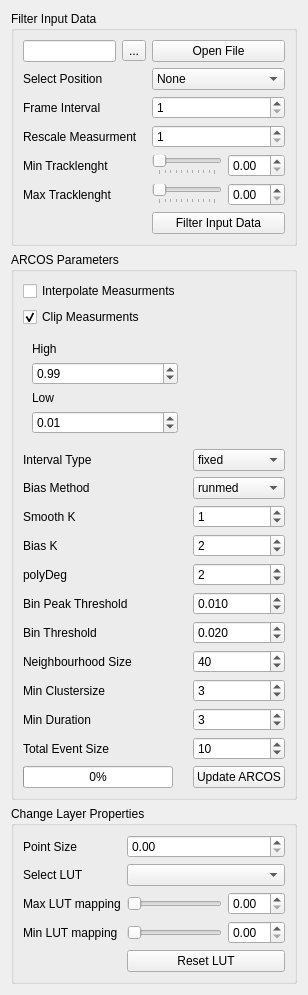
Before: the Qt Designer form src/arcos_gui/_ui/ARCOS_widget.ui in bgraedel/arcos-gui, drawn with Qt 5.
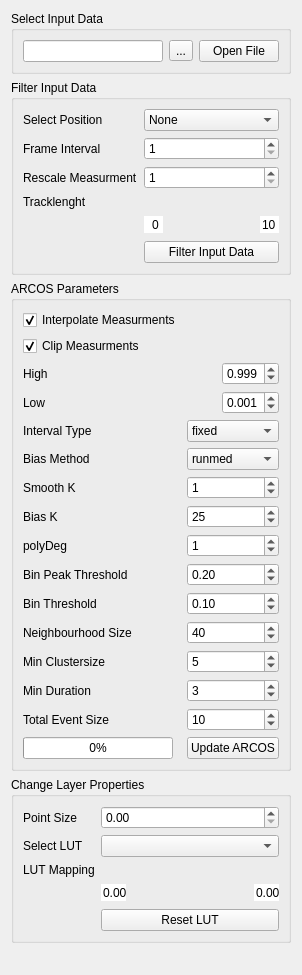
After: the same form once the commit is applied.

```diff
--- a/src/arcos_gui/_ui/ARCOS_widget.ui
+++ b/src/arcos_gui/_ui/ARCOS_widget.ui
@@ -6,38 +6,24 @@
    <rect>
     <x>0</x>
     <y>0</y>
-    <width>281</width>
+    <width>293</width>
     <height>975</height>
    </rect>
   </property>
   <layout class="QGridLayout" name="gridLayout_9">
-   <item row="0" column="0">
+   <item row="1" column="0">
     <widget class="QGroupBox" name="filter_groupBox">
      <property name="title">
       <string>Filter Input Data</string>
      </property>
      <layout class="QGridLayout" name="gridLayout_2">
-      <item row="0" column="2">
-       <widget class="QPushButton" name="open_file_button">
-        <property name="text">
-         <string>Open File</string>
+      <item row="2" column="2">
+       <widget class="QSpinBox" name="frame_interval">
+        <property name="minimum">
+         <number>1</number>
         </property>
-        <property name="default">
-         <bool>false</bool>
-        </property>
-       </widget>
-      </item>
-      <item row="2" column="0">
-       <widget class="QLabel" name="frame_interval_label">
-        <property name="text">
-         <string>Frame Interval</string>
-        </property>
-       </widget>
-      </item>
-      <item row="3" column="0">
-       <widget class="QLabel" name="rescale_meas_label">
-        <property name="text">
-         <string>Rescale Measurment</string>
+        <property name="maximum">
+         <number>1000</number>
         </property>
        </widget>
       </item>
@@ -50,104 +36,125 @@
         </item>
        </widget>
       </item>
-      <item row="10" column="2">
+      <item row="3" column="0">
+       <widget class="QLabel" name="rescale_meas_label">
+        <property name="text">
+         <string>Rescale Measurment</string>
+        </property>
+       </widget>
+      </item>
+      <item row="2" column="0">
+       <widget class="QLabel" name="frame_interval_label">
+        <property name="text">
+         <string>Frame Interval</string>
+        </property>
+       </widget>
+      </item>
+      <item row="5" column="2">
+       <layout class="QHBoxLayout" name="horizontalLayout_tracklength"/>
+      </item>
+      <item row="1" column="0">
+       <widget class="QLabel" name="position_label">
+        <property name="text">
+         <string>Select Position</string>
+        </property>
+       </widget>
+      </item>
+      <item row="9" column="2">
        <widget class="QPushButton" name="filter_input_data">
         <property name="text">
          <string>Filter Input Data</string>
         </property>
        </widget>
       </item>
-      <item row="3" column="2">
-       <widget class="QSpinBox" name="rescale_measurment">
-        <property name="minimum">
-         <number>1</number>
-        </property>
-        <property name="maximum">
-         <number>1000</number>
-        </property>
-       </widget>
-      </item>
-      <item row="2" column="2">
-       <widget class="QSpinBox" name="frame_interval">
-        <property name="minimum">
-         <number>1</number>
-        </property>
-        <property name="maximum">
-         <number>1000</number>
-        </property>
-       </widget>
-      </item>
       <item row="5" column="0">
        <widget class="QLabel" name="min_tracklength_label">
         <property name="text">
-         <string>Min Tracklenght</string>
+         <string>Tracklenght</string>
         </property>
        </widget>
       </item>
-      <item row="1" column="0">
-       <widget class="QLabel" name="position_label">
-        <property name="text">
-         <string>Select Position</string>
+      <item row="3" column="2">
+       <widget class="QSpinBox" name="rescale_measurment">
+        <property name="minimum">
+         <number>1</number>
         </property>
-       </widget>
-      </item>
-      <item row="7" column="0">
-       <widget class="QLabel" name="max_tracklength_label">
-        <property name="text">
-         <string>Max Tracklenght</string>
+        <property name="maximum">
+         <number>1000</number>
         </property>
        </widget>
       </item>
-      <item row="7" column="2">
-       <layout class="QHBoxLayout" name="horizontalLayout_3">
-        <item>
-         <widget class="QSlider" name="max_tracklength">
-          <property name="orientation">
-           <enum>Qt::Horizontal</enum>
-          </property>
-          <property name="tickPosition">
-           <enum>QSlider::TicksBelow</enum>
-          </property>
-         </widget>
-        </item>
-        <item>
-         <widget class="QDoubleSpinBox" name="max_tracklength_spinbox"/>
-        </item>
-       </layout>
-      </item>
-      <item row="5" column="2">
+      <item row="6" column="2">
        <layout class="QHBoxLayout" name="horizontalLayout">
         <item>
-         <widget class="QSlider" name="min_tracklength">
-          <property name="orientation">
-           <enum>Qt::Horizontal</enum>
+         <widget class="QSpinBox" name="min_tracklength_spinbox">
+          <property name="sizePolicy">
+           <sizepolicy hsizetype="Fixed" vsizetype="Fixed">
+            <horstretch>0</horstretch>
+            <verstretch>0</verstretch>
+           </sizepolicy>
           </property>
-          <property name="tickPosition">
-           <enum>QSlider::TicksBelow</enum>
+          <property name="maximumSize">
+           <size>
+            <width>25</width>
+            <height>16777215</height>
+           </size>
           </property>
-         </widget>
-        </item>
-        <item>
-         <widget class="QDoubleSpinBox" name="min_tracklenght_spinbox">
           <property name="focusPolicy">
            <enum>Qt::WheelFocus</enum>
           </property>
           <property name="contextMenuPolicy">
            <enum>Qt::NoContextMenu</enum>
           </property>
+          <property name="frame">
+           <bool>false</bool>
+          </property>
+          <property name="alignment">
+           <set>Qt::AlignRight|Qt::AlignTrailing|Qt::AlignVCenter</set>
+          </property>
+          <property name="buttonSymbols">
+           <enum>QAbstractSpinBox::NoButtons</enum>
+          </property>
          </widget>
         </item>
-       </layout>
-      </item>
-      <item row="0" column="0">
-       <layout class="QHBoxLayout" name="horizontalLayout_7">
         <item>
-         <widget class="QLineEdit" name="file_LineEdit"/>
+         <spacer name="horizontalSpacer_2">
+          <property name="orientation">
+           <enum>Qt::Horizontal</enum>
+          </property>
+          <property name="sizeHint" stdset="0">
+           <size>
+            <width>40</width>
+            <height>20</height>
+           </size>
+          </property>
+         </spacer>
         </item>
         <item>
-         <widget class="QToolButton" name="browse_file">
-          <property name="text">
-           <string>...</string>
+         <widget class="QSpinBox" name="max_tracklength_spinbox">
+          <property name="sizePolicy">
+           <sizepolicy hsizetype="Fixed" vsizetype="Fixed">
+            <horstretch>0</horstretch>
+            <verstretch>0</verstretch>
+           </sizepolicy>
+          </property>
+          <property name="maximumSize">
+           <size>
+            <width>25</width>
+            <height>16777215</height>
+           </size>
+          </property>
+          <property name="frame">
+           <bool>false</bool>
+          </property>
+          <property name="alignment">
+           <set>Qt::AlignRight|Qt::AlignTrailing|Qt::AlignVCenter</set>
+          </property>
+          <property name="buttonSymbols">
+           <enum>QAbstractSpinBox::NoButtons</enum>
+          </property>
+          <property name="value">
+           <number>10</number>
           </property>
          </widget>
         </item>
@@ -156,7 +163,7 @@
      </layout>
     </widget>
    </item>
-   <item row="6" column="0">
+   <item row="7" column="0">
     <spacer name="verticalSpacer">
      <property name="orientation">
       <enum>Qt::Vertical</enum>
@@ -169,7 +176,162 @@
      </property>
     </spacer>
    </item>
-   <item row="3" column="0">
+   <item row="0" column="0">
+    <widget class="QGroupBox" name="groupBox">
+     <property name="title">
+      <string>Select Input Data</string>
+     </property>
+     <layout class="QGridLayout" name="gridLayout">
+      <item row="0" column="0">
+       <layout class="QHBoxLayout" name="horizontalLayout_7">
+        <item>
+         <widget class="QLineEdit" name="file_LineEdit"/>
+        </item>
+        <item>
+         <widget class="QToolButton" name="browse_file">
+          <property name="text">
+           <string>...</string>
+          </property>
+          <property name="checkable">
+           <bool>false</bool>
+          </property>
+          <property name="toolButtonStyle">
+           <enum>Qt::ToolButtonFollowStyle</enum>
+          </property>
+          <property name="autoRaise">
+           <bool>false</bool>
+          </property>
+         </widget>
+        </item>
+       </layout>
+      </item>
+      <item row="0" column="1">
+       <widget class="QPushButton" name="open_file_button">
+        <property name="text">
+         <string>Open File</string>
+        </property>
+        <property name="default">
+         <bool>false</bool>
+        </property>
+       </widget>
+      </item>
+     </layout>
+    </widget>
+   </item>
+   <item row="6" column="0">
+    <widget class="QGroupBox" name="layer_properties">
+     <property name="title">
+      <string>Change Layer Properties</string>
+     </property>
+     <layout class="QGridLayout" name="gridLayout_4">
+      <item row="0" column="1">
+       <widget class="QDoubleSpinBox" name="point_size"/>
+      </item>
+      <item row="2" column="0">
+       <widget class="QLabel" name="select_lut_label">
+        <property name="text">
+         <string>Select LUT</string>
+        </property>
+       </widget>
+      </item>
+      <item row="3" column="1">
+       <layout class="QHBoxLayout" name="horizontalLayout_lut"/>
+      </item>
+      <item row="0" column="0">
+       <widget class="QLabel" name="point_size_label">
+        <property name="text">
+         <string>Point Size</string>
+        </property>
+       </widget>
+      </item>
+      <item row="3" column="0">
+       <widget class="QLabel" name="max_lut_mapping_label">
+        <property name="text">
+         <string>LUT Mapping</string>
+        </property>
+       </widget>
+      </item>
+      <item row="8" column="1">
+       <widget class="QPushButton" name="reset_lut">
+        <property name="text">
+         <string>Reset LUT</string>
+        </property>
+       </widget>
+      </item>
+      <item row="2" column="1">
+       <widget class="QComboBox" name="LUT"/>
+      </item>
+      <item row="4" column="1">
+       <layout class="QGridLayout" name="gridLayout_5">
+        <item row="0" column="0">
+         <widget class="QDoubleSpinBox" name="min_lut_spinbox">
+          <property name="sizePolicy">
+           <sizepolicy hsizetype="Fixed" vsizetype="Fixed">
+            <horstretch>0</horstretch>
+            <verstretch>0</verstretch>
+           </sizepolicy>
+          </property>
+          <property name="maximumSize">
+           <size>
+            <width>25</width>
+            <height>16777215</height>
+           </size>
+          </property>
+          <property name="frame">
+           <bool>false</bool>
+          </property>
+          <property name="alignment">
+           <set>Qt::AlignLeading|Qt::AlignLeft|Qt::AlignVCenter</set>
+          </property>
+          <property name="buttonSymbols">
+           <enum>QAbstractSpinBox::NoButtons</enum>
+          </property>
+         </widget>
+        </item>
+        <item row="0" column="2">
+         <widget class="QDoubleSpinBox" name="max_lut_spinbox">
+          <property name="sizePolicy">
+           <sizepolicy hsizetype="Fixed" vsizetype="Fixed">
+            <horstretch>0</horstretch>
+            <verstretch>0</verstretch>
+           </sizepolicy>
+          </property>
+          <property name="maximumSize">
+           <size>
+            <width>25</width>
+            <height>16777215</height>
+           </size>
+          </property>
+          <property name="frame">
+           <bool>false</bool>
+          </property>
+          <property name="alignment">
+           <set>Qt::AlignRight|Qt::AlignTrailing|Qt::AlignVCenter</set>
+          </property>
+          <property name="buttonSymbols">
+           <enum>QAbstractSpinBox::NoButtons</enum>
+          </property>
+         </widget>
+        </item>
+        <item row="0" column="1">
+         <spacer name="horizontalSpacer">
+          <property name="orientation">
+           <enum>Qt::Horizontal</enum>
+          </property>
+          <property name="sizeHint" stdset="0">
+           <size>
+            <width>40</width>
+            <height>20</height>
+           </size>
+          </property>
+         </spacer>
+        </item>
+       </layout>
+      </item>
+     </layout>
+    </widget>
+   </item>
+   <item row="4" column="0">
     <widget class="QGroupBox" name="arcos_group">
      <property name="mouseTracking">
       <bool>false</bool>
@@ -178,10 +340,20 @@
       <string>ARCOS Parameters</string>
      </property>
      <layout class="QGridLayout" name="gridLayout_3">
-      <item row="7" column="2">
-       <widget class="QSpinBox" name="polyDeg">
+      <item row="13" column="1">
+       <widget class="QSpinBox" name="total_event_size">
         <property name="value">
-         <number>2</number>
+         <number>10</number>
+        </property>
+       </widget>
+      </item>
+      <item row="12" column="1">
+       <widget class="QSpinBox" name="min_dur">
+        <property name="maximum">
+         <number>1000</number>
+        </property>
+        <property name="value">
+         <number>3</number>
         </property>
        </widget>
       </item>
@@ -192,6 +364,78 @@
         </property>
        </widget>
       </item>
+      <item row="8" column="1">
+       <widget class="QDoubleSpinBox" name="bin_peak_threshold">
+        <property name="decimals">
+         <number>2</number>
+        </property>
+        <property name="maximum">
+         <double>10000.000000000000000</double>
+        </property>
+        <property name="singleStep">
+         <double>0.200000000000000</double>
+        </property>
+        <property name="value">
+         <double>0.200000000000000</double>
+        </property>
+       </widget>
+      </item>
+      <item row="9" column="1">
+       <widget class="QDoubleSpinBox" name="bin_threshold">
+        <property name="decimals">
+         <number>2</number>
+        </property>
+        <property name="maximum">
+         <double>10000.000000000000000</double>
+        </property>
+        <property name="singleStep">
+         <double>0.100000000000000</double>
+        </property>
+        <property name="value">
+         <double>0.100000000000000</double>
+        </property>
+       </widget>
+      </item>
+      <item row="15" column="1">
+       <widget class="QPushButton" name="update_arcos">
+        <property name="text">
+         <string>Update ARCOS</string>
+        </property>
+       </widget>
+      </item>
+      <item row="0" column="0">
+       <widget class="QCheckBox" name="interpolate_meas">
+        <property name="text">
+         <string>Interpolate Measurments</string>
+        </property>
+        <property name="checked">
+         <bool>true</bool>
+        </property>
+       </widget>
+      </item>
+      <item row="11" column="1">
+       <widget class="QSpinBox" name="min_clustersize">
+        <property name="maximum">
+         <number>1000</number>
+        </property>
+        <property name="value">
+         <number>5</number>
+        </property>
+       </widget>
+      </item>
+      <item row="7" column="1">
+       <widget class="QSpinBox" name="polyDeg">
+        <property name="maximum">
+         <number>1000</number>
+        </property>
+        <property name="value">
+         <number>1</number>
+        </property>
+        <property name="displayIntegerBase">
+         <number>10</number>
+        </property>
+       </widget>
+      </item>
       <item row="15" column="0">
        <widget class="QProgressBar" name="Progress">
         <property name="sizePolicy">
@@ -217,100 +461,33 @@
         </property>
        </widget>
       </item>
-      <item row="15" column="2">
-       <widget class="QPushButton" name="update_arcos">
-        <property name="text">
-         <string>Update ARCOS</string>
-        </property>
+      <item row="4" column="1">
+       <widget class="QComboBox" name="bias_method">
+        <item>
+         <property name="text">
+          <string>runmed</string>
+         </property>
+        </item>
+        <item>
+         <property name="text">
+          <string>lm</string>
+         </property>
+        </item>
+        <item>
+         <property name="text">
+          <string>none</string>
+         </property>
+        </item>
        </widget>
       </item>
-      <item row="5" column="0">
-       <widget class="QLabel" name="smooth_k_label">
+      <item row="12" column="0">
+       <widget class="QLabel" name="min_dur_label">
         <property name="text">
-         <string>Smooth K</string>
+         <string>Min Duration</string>
         </property>
        </widget>
       </item>
-      <item row="10" column="0">
-       <widget class="QLabel" name="neighbourhood_label">
-        <property name="text">
-         <string>Neighbourhood Size</string>
-        </property>
-       </widget>
-      </item>
-      <item row="2" column="0" colspan="2">
-       <widget class="QFrame" name="clip_frame">
-        <property name="frameShape">
-         <enum>QFrame::NoFrame</enum>
-        </property>
-        <property name="frameShadow">
-         <enum>QFrame::Raised</enum>
-        </property>
-        <layout class="QVBoxLayout" name="verticalLayout">
-         <item>
-          <widget class="QLabel" name="clip_high_label">
-           <property name="text">
-            <string>High</string>
-           </property>
-          </widget>
-         </item>
-         <item>
-          <widget class="QDoubleSpinBox" name="clip_high">
-           <property name="maximum">
-            <double>1.000000000000000</double>
-           </property>
-           <property name="singleStep">
-            <double>0.010000000000000</double>
-           </property>
-           <property name="value">
-            <double>0.990000000000000</double>
-           </property>
-          </widget>
-         </item>
-         <item>
-          <widget class="QLabel" name="clip_low_label">
-           <property name="text">
-            <string>Low</string>
-           </property>
-          </widget>
-         </item>
-         <item>
-          <widget class="QDoubleSpinBox" name="clip_low">
-           <property name="maximum">
-            <double>1.000000000000000</double>
-           </property>
-           <property name="singleStep">
-            <double>0.010000000000000</double>
-           </property>
-           <property name="value">
-            <double>0.010000000000000</double>
-           </property>
-          </widget>
-         </item>
-        </layout>
-       </widget>
-      </item>
-      <item row="8" column="2">
-       <widget class="QDoubleSpinBox" name="bin_peak_threshold">
-        <property name="decimals">
-         <number>3</number>
-        </property>
-        <property name="singleStep">
-         <double>0.100000000000000</double>
-        </property>
-        <property name="value">
-         <double>0.010000000000000</double>
-        </property>
-       </widget>
-      </item>
-      <item row="12" column="2">
-       <widget class="QSpinBox" name="min_dur">
-        <property name="value">
-         <number>3</number>
-        </property>
-       </widget>
-      </item>
-      <item row="5" column="2">
+      <item row="5" column="1">
        <widget class="QSpinBox" name="smooth_k">
         <property name="sizePolicy">
          <sizepolicy hsizetype="Preferred" vsizetype="Fixed">
@@ -336,7 +513,14 @@
         </property>
        </widget>
       </item>
-      <item row="3" column="2">
+      <item row="13" column="0">
+       <widget class="QLabel" name="tot_size_label">
+        <property name="text">
+         <string>Total Event Size</string>
+        </property>
+       </widget>
+      </item>
+      <item row="3" column="1">
        <widget class="QComboBox" name="interval_type">
         <property name="sizePolicy">
          <sizepolicy hsizetype="Preferred" vsizetype="Fixed">
@@ -371,24 +555,20 @@
         </item>
        </widget>
       </item>
-      <item row="12" column="0">
-       <widget class="QLabel" name="min_dur_label">
-        <property name="text">
-         <string>Min Duration</string>
+      <item row="10" column="1">
+       <widget class="QSpinBox" name="neighbourhood_size">
+        <property name="maximum">
+         <number>10000</number>
         </property>
-       </widget>
-      </item>
-      <item row="11" column="2">
-       <widget class="QSpinBox" name="min_clustersize">
         <property name="value">
-         <number>3</number>
+         <number>40</number>
         </property>
        </widget>
       </item>
-      <item row="0" column="0">
-       <widget class="QCheckBox" name="interpolate_meas">
+      <item row="10" column="0">
+       <widget class="QLabel" name="neighbourhood_label">
         <property name="text">
-         <string>Interpolate Measurments</string>
+         <string>Neighbourhood Size</string>
         </property>
        </widget>
       </item>
@@ -399,40 +579,6 @@
         </property>
        </widget>
       </item>
-      <item row="13" column="2">
-       <widget class="QSpinBox" name="total_event_size">
-        <property name="value">
-         <number>10</number>
-        </property>
-       </widget>
-      </item>
-      <item row="13" column="0">
-       <widget class="QLabel" name="tot_size_label">
-        <property name="text">
-         <string>Total Event Size</string>
-        </property>
-       </widget>
-      </item>
-      <item row="4" column="0">
-       <widget class="QLabel" name="bias_method_label">
-        <property name="text">
-         <string>Bias Method</string>
-        </property>
-       </widget>
-      </item>
-      <item row="9" column="2">
-       <widget class="QDoubleSpinBox" name="bin_threshold">
-        <property name="decimals">
-         <number>3</number>
-        </property>
-        <property name="singleStep">
-         <double>0.100000000000000</double>
-        </property>
-        <property name="value">
-         <double>0.020000000000000</double>
-        </property>
-       </widget>
-      </item>
       <item row="7" column="0">
        <widget class="QLabel" name="polyDeg_label">
         <property name="text">
@@ -440,30 +586,37 @@
         </property>
        </widget>
       </item>
-      <item row="10" column="2">
-       <widget class="QSpinBox" name="neighbourhood_size">
+      <item row="6" column="1">
+       <widget class="QSpinBox" name="bias_k">
+        <property name="maximum">
+         <number>1000</number>
+        </property>
         <property name="value">
-         <number>40</number>
+         <number>25</number>
         </property>
+        <property name="displayIntegerBase">
+         <number>10</number>
+        </property>
        </widget>
       </item>
-      <item row="4" column="2">
-       <widget class="QComboBox" name="bias_method">
-        <item>
-         <property name="text">
-          <string>runmed</string>
-         </property>
-        </item>
-        <item>
-         <property name="text">
-          <string>lm</string>
-         </property>
-        </item>
-        <item>
-         <property name="text">
-          <string>none</string>
-         </property>
-        </item>
+      <item row="4" column="0">
+       <widget class="QLabel" name="bias_method_label">
+        <property name="text">
+         <string>Bias Method</string>
+        </property>
+       </widget>
+      </item>
+      <item row="1" column="0">
+       <widget class="QCheckBox" name="clip_meas">
+        <property name="enabled">
+         <bool>true</bool>
+        </property>
+        <property name="text">
+         <string>Clip Measurments</string>
+        </property>
+        <property name="checked">
+         <bool>true</bool>
+        </property>
        </widget>
       </item>
       <item row="3" column="0">
@@ -473,13 +626,10 @@
         </property>
        </widget>
       </item>
-      <item row="6" column="2">
-       <widget class="QSpinBox" name="bias_k">
-        <property name="value">
-         <number>2</number>
-        </property>
-        <property name="displayIntegerBase">
-         <number>10</number>
+      <item row="5" column="0">
+       <widget class="QLabel" name="smooth_k_label">
+        <property name="text">
+         <string>Smooth K</string>
         </property>
        </widget>
       </item>
@@ -490,100 +640,97 @@
         </property>
        </widget>
       </item>
-      <item row="1" column="0">
-       <widget class="QCheckBox" name="clip_meas">
-        <property name="enabled">
-         <bool>true</bool>
+      <item row="2" column="0" colspan="2">
+       <widget class="QFrame" name="clip_frame">
+        <property name="frameShape">
+         <enum>QFrame::NoFrame</enum>
         </property>
-        <property name="text">
-         <string>Clip Measurments</string>
+        <property name="frameShadow">
+         <enum>QFrame::Raised</enum>
         </property>
-        <property name="checked">
-         <bool>true</bool>
-        </property>
+        <layout class="QGridLayout" name="gridLayout_6">
+         <property name="leftMargin">
+          <number>0</number>
+         </property>
+         <property name="topMargin">
+          <number>0</number>
+         </property>
+         <property name="rightMargin">
+          <number>0</number>
+         </property>
+         <property name="bottomMargin">
+          <number>0</number>
+         </property>
+         <item row="1" column="0">
+          <widget class="QLabel" name="clip_high_label">
+           <property name="text">
+            <string>High</string>
+           </property>
+          </widget>
+         </item>
+         <item row="3" column="0">
+          <widget class="QLabel" name="clip_low_label">
+           <property name="text">
+            <string>Low</string>
+           </property>
+          </widget>
+         </item>
+         <item row="1" column="1">
+          <widget class="QDoubleSpinBox" name="clip_high">
+           <property name="sizePolicy">
+            <sizepolicy hsizetype="Fixed" vsizetype="Fixed">
+             <horstretch>0</horstretch>
+             <verstretch>0</verstretch>
+            </sizepolicy>
+           </property>
+           <property name="decimals">
+            <number>3</number>
+           </property>
+           <property name="maximum">
+            <double>1.000000000000000</double>
+           </property>
+           <property name="singleStep">
+            <double>0.010000000000000</double>
+           </property>
+           <property name="value">
+            <double>0.999000000000000</double>
+           </property>
+          </widget>
+         </item>
+         <item row="3" column="1">
+          <widget class="QDoubleSpinBox" name="clip_low">
+           <property name="sizePolicy">
+            <sizepolicy hsizetype="Fixed" vsizetype="Fixed">
+             <horstretch>0</horstretch>
+             <verstretch>0</verstretch>
+            </sizepolicy>
+           </property>
+           <property name="baseSize">
+            <size>
+             <width>0</width>
+             <height>0</height>
+            </size>
+           </property>
+           <property name="decimals">
+            <number>3</number>
+           </property>
+           <property name="maximum">
+            <double>1.000000000000000</double>
+           </property>
+           <property name="singleStep">
+            <double>0.010000000000000</double>
+           </property>
+           <property name="value">
+            <double>0.001000000000000</double>
+           </property>
+          </widget>
+         </item>
+        </layout>
        </widget>
       </item>
      </layout>
     </widget>
    </item>
-   <item row="5" column="0">
-    <widget class="QGroupBox" name="layer_properties">
-     <property name="title">
-      <string>Change Layer Properties</string>
-     </property>
-     <layout class="QGridLayout" name="gridLayout_4">
-      <item row="0" column="1">
-       <widget class="QDoubleSpinBox" name="point_size"/>
-      </item>
-      <item row="3" column="0">
-       <widget class="QLabel" name="max_lut_mapping_label">
-        <property name="text">
-         <string>Max LUT mapping</string>
-        </property>
-       </widget>
-      </item>
-      <item row="0" column="0">
-       <widget class="QLabel" name="point_size_label">
-        <property name="text">
-         <string>Point Size</string>
-        </property>
-       </widget>
-      </item>
-      <item row="2" column="1">
-       <widget class="QComboBox" name="LUT"/>
-      </item>
-      <item row="2" column="0">
-       <widget class="QLabel" name="select_lut_label">
-        <property name="text">
-         <string>Select LUT</string>
-        </property>
-       </widget>
-      </item>
-      <item row="4" column="0">
-       <widget class="QLabel" name="min_lut_mapping_label">
-        <property name="text">
-         <string>Min LUT mapping</string>
-        </property>
-       </widget>
-      </item>
-      <item row="5" column="1">
-       <widget class="QPushButton" name="reset_lut">
-        <property name="text">
-         <string>Reset LUT</string>
-        </property>
-       </widget>
-      </item>
-      <item row="4" column="1">
-       <layout class="QHBoxLayout" name="horizontalLayout_5">
-        <item>
-         <widget class="QSlider" name="min_lut">
-          <property name="orientation">
-           <enum>Qt::Horizontal</enum>
-          </property>
-         </widget>
-        </item>
-        <item>
-         <widget class="QDoubleSpinBox" name="min_lut_spinbox"/>
-        </item>
-       </layout>
-      </item>
-      <item row="3" column="1">
-       <layout class="QHBoxLayout" name="horizontalLayout_6">
-        <item>
-         <widget class="QSlider" name="max_lut">
-          <property name="orientation">
-           <enum>Qt::Horizontal</enum>
-          </property>
-         </widget>
-        </item>
-        <item>
-         <widget class="QDoubleSpinBox" name="max_lut_spinbox"/>
-        </item>
-       </layout>
-      </item>
-     </layout>
-    </widget>
-   </item>
   </layout>
  </widget>
  <resources/>
```
Left out of the diff: 8 changed lines with no effect on the pictures.
